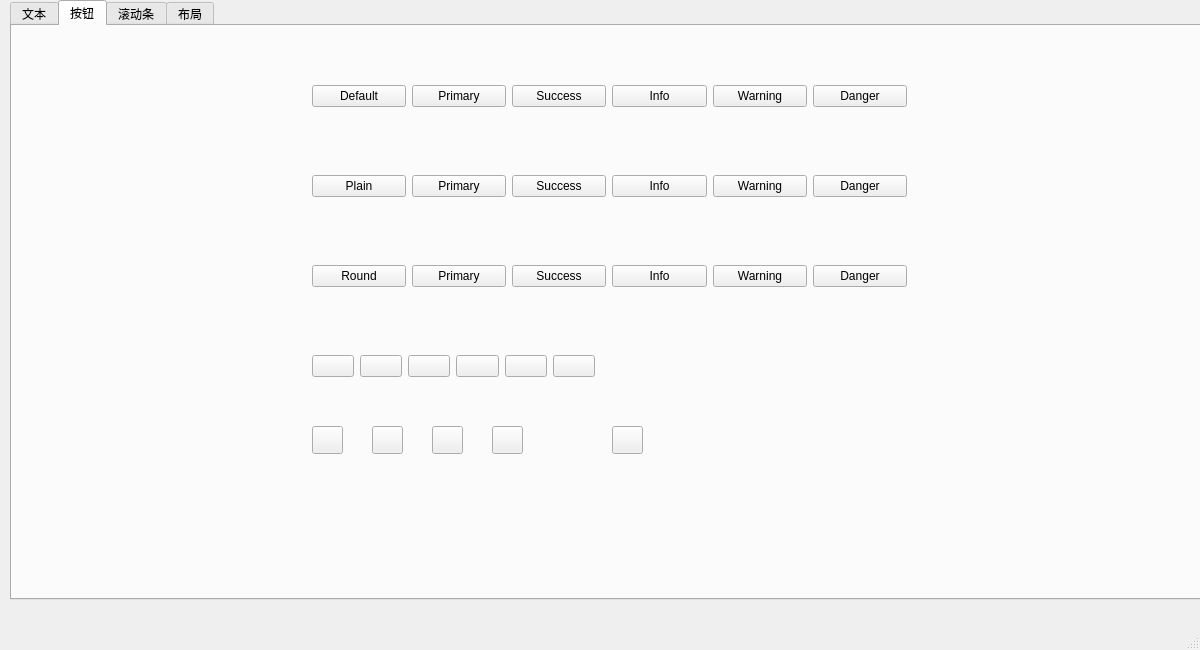
Before: the Qt Designer form example/mainwindow.ui in yyx-dev/qt-element-ui, drawn with Qt 5.
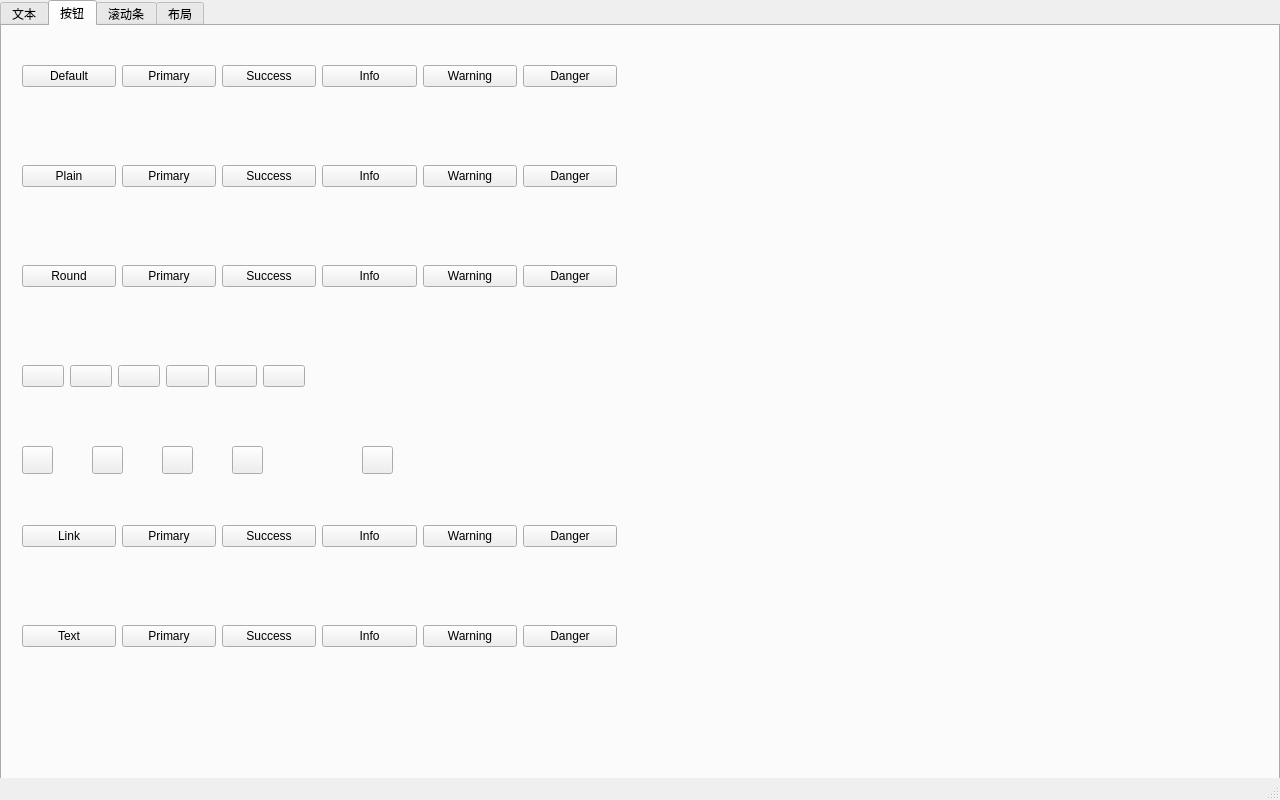
After: the same form once the commit is applied. Custom widgets are drawn as their Qt base class.

Commit message: qt-element-ui

```diff
--- a/example/mainwindow.ui
+++ b/example/mainwindow.ui
@@ -6,8 +6,8 @@
    <rect>
     <x>0</x>
     <y>0</y>
-    <width>1200</width>
-    <height>650</height>
+    <width>1280</width>
+    <height>800</height>
    </rect>
   </property>
   <property name="windowTitle">
@@ -17,10 +17,10 @@
    <widget class="QTabWidget" name="tabWidget">
     <property name="geometry">
      <rect>
-      <x>10</x>
+      <x>0</x>
       <y>0</y>
-      <width>1200</width>
-      <height>600</height>
+      <width>1280</width>
+      <height>780</height>
      </rect>
     </property>
     <property name="currentIndex">
@@ -92,8 +92,8 @@
      <widget class="QWidget" name="horizontalLayoutWidget_2">
       <property name="geometry">
        <rect>
-        <x>300</x>
-        <y>30</y>
+        <x>20</x>
+        <y>10</y>
         <width>595</width>
         <height>80</height>
        </rect>
@@ -146,8 +146,8 @@
      <widget class="QWidget" name="horizontalLayoutWidget_3">
       <property name="geometry">
        <rect>
-        <x>300</x>
-        <y>120</y>
+        <x>20</x>
+        <y>110</y>
         <width>595</width>
         <height>80</height>
        </rect>
@@ -200,7 +200,7 @@
      <widget class="QWidget" name="horizontalLayoutWidget_4">
       <property name="geometry">
        <rect>
-        <x>300</x>
+        <x>20</x>
         <y>210</y>
         <width>595</width>
         <height>80</height>
@@ -254,8 +254,8 @@
      <widget class="QWidget" name="horizontalLayoutWidget_5">
       <property name="geometry">
        <rect>
-        <x>300</x>
-        <y>300</y>
+        <x>20</x>
+        <y>310</y>
         <width>283</width>
         <height>80</height>
        </rect>
@@ -308,8 +308,8 @@
      <widget class="QTElementUI::Button" name="pushButton_28">
       <property name="geometry">
        <rect>
-        <x>480</x>
-        <y>400</y>
+        <x>230</x>
+        <y>420</y>
         <width>31</width>
         <height>28</height>
        </rect>
@@ -321,8 +321,8 @@
      <widget class="QTElementUI::Button" name="pushButton_25">
       <property name="geometry">
        <rect>
-        <x>300</x>
-        <y>400</y>
+        <x>20</x>
+        <y>420</y>
         <width>31</width>
         <height>28</height>
        </rect>
@@ -334,8 +334,8 @@
      <widget class="QTElementUI::Button" name="pushButton_26">
       <property name="geometry">
        <rect>
-        <x>360</x>
-        <y>400</y>
+        <x>90</x>
+        <y>420</y>
         <width>31</width>
         <height>28</height>
        </rect>
@@ -347,8 +347,8 @@
      <widget class="QTElementUI::Button" name="pushButton_27">
       <property name="geometry">
        <rect>
-        <x>420</x>
-        <y>400</y>
+        <x>160</x>
+        <y>420</y>
         <width>31</width>
         <height>28</height>
        </rect>
@@ -360,8 +360,8 @@
      <widget class="QTElementUI::Button" name="pushButton_29">
       <property name="geometry">
        <rect>
-        <x>600</x>
-        <y>400</y>
+        <x>360</x>
+        <y>420</y>
         <width>31</width>
         <height>28</height>
        </rect>
@@ -370,6 +370,114 @@
        <string/>
       </property>
      </widget>
+     <widget class="QWidget" name="horizontalLayoutWidget_6">
+      <property name="geometry">
+       <rect>
+        <x>20</x>
+        <y>470</y>
+        <width>595</width>
+        <height>80</height>
+       </rect>
+      </property>
+      <layout class="QHBoxLayout" name="horizontalLayout_6">
+       <item>
+        <widget class="QTElementUI::Button" name="pushButton_30">
+         <property name="text">
+          <string>Link</string>
+         </property>
+        </widget>
+       </item>
+       <item>
+        <widget class="QTElementUI::Button" name="pushButton_31">
+         <property name="text">
+          <string>Primary</string>
+         </property>
+        </widget>
+       </item>
+       <item>
+        <widget class="QTElementUI::Button" name="pushButton_32">
+         <property name="text">
+          <string>Success</string>
+         </property>
+        </widget>
+       </item>
+       <item>
+        <widget class="QTElementUI::Button" name="pushButton_33">
+         <property name="text">
+          <string>Info</string>
+         </property>
+        </widget>
+       </item>
+       <item>
+        <widget class="QTElementUI::Button" name="pushButton_34">
+         <property name="text">
+          <string>Warning</string>
+         </property>
+        </widget>
+       </item>
+       <item>
+        <widget class="QTElementUI::Button" name="pushButton_35">
+         <property name="text">
+          <string>Danger</string>
+         </property>
+        </widget>
+       </item>
+      </layout>
+     </widget>
+     <widget class="QWidget" name="horizontalLayoutWidget_7">
+      <property name="geometry">
+       <rect>
+        <x>20</x>
+        <y>570</y>
+        <width>595</width>
+        <height>80</height>
+       </rect>
+      </property>
+      <layout class="QHBoxLayout" name="horizontalLayout_7">
+       <item>
+        <widget class="QTElementUI::Button" name="pushButton_36">
+         <property name="text">
+          <string>Text</string>
+         </property>
+        </widget>
+       </item>
+       <item>
+        <widget class="QTElementUI::Button" name="pushButton_37">
+         <property name="text">
+          <string>Primary</string>
+         </property>
+        </widget>
+       </item>
+       <item>
+        <widget class="QTElementUI::Button" name="pushButton_38">
+         <property name="text">
+          <string>Success</string>
+         </property>
+        </widget>
+       </item>
+       <item>
+        <widget class="QTElementUI::Button" name="pushButton_39">
+         <property name="text">
+          <string>Info</string>
+         </property>
+        </widget>
+       </item>
+       <item>
+        <widget class="QTElementUI::Button" name="pushButton_40">
+         <property name="text">
+          <string>Warning</string>
+         </property>
+        </widget>
+       </item>
+       <item>
+        <widget class="QTElementUI::Button" name="pushButton_41">
+         <property name="text">
+          <string>Danger</string>
+         </property>
+        </widget>
+       </item>
+      </layout>
+     </widget>
     </widget>
     <widget class="QWidget" name="tab_3">
      <attribute name="title">
```
Left out of the diff: 12 changed lines with no effect on the pictures. The commit also changes 13 other files.
